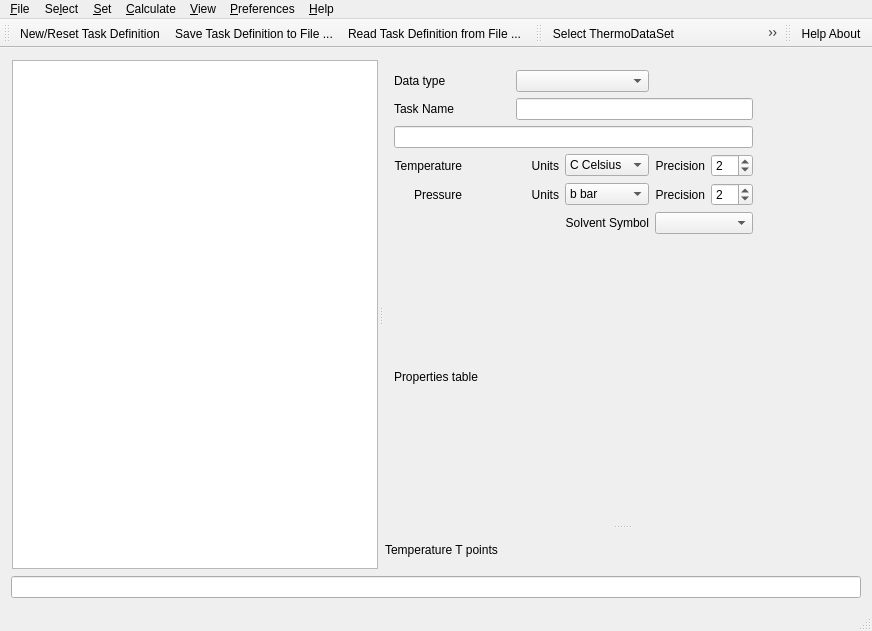
thermohub/thermofun, file ThermoFunGui/src/ThermoFunWidget.ui: the form before one commit.
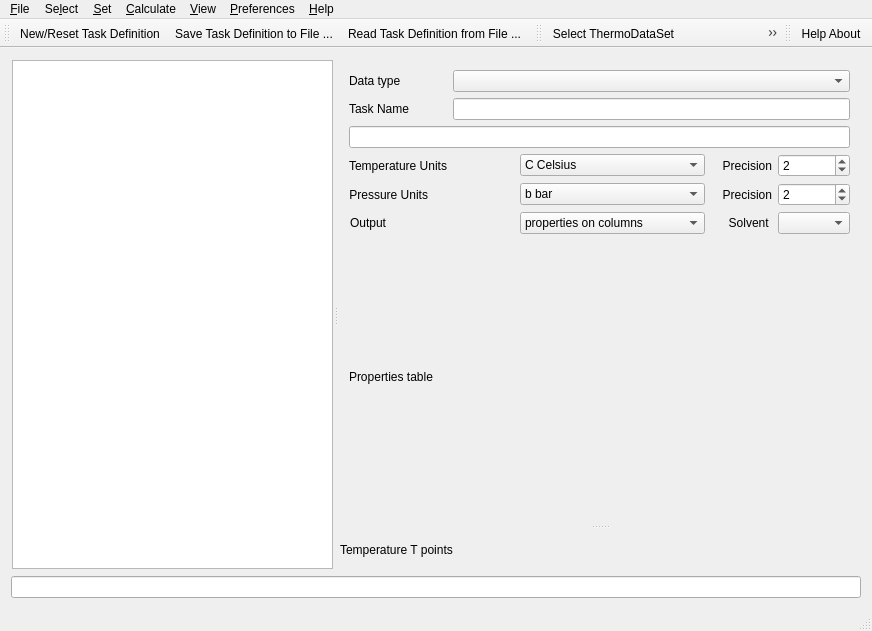
The form after the commit. Icons and pictures are not drawn.

The edit to the form file:
```diff
--- a/ThermoFunGui/src/ThermoFunWidget.ui
+++ b/ThermoFunGui/src/ThermoFunWidget.ui
@@ -99,17 +99,40 @@
           </property>
           <widget class="QWidget" name="inWidget" native="true">
            <layout class="QGridLayout" name="gridLayout">
-            <item row="3" column="2">
-             <widget class="QLabel" name="label_5">
-              <property name="text">
-               <string>Units</string>
-              </property>
-              <property name="alignment">
-               <set>Qt::AlignRight|Qt::AlignTrailing|Qt::AlignVCenter</set>
-              </property>
-             </widget>
-            </item>
             <item row="4" column="5">
+             <widget class="QLabel" name="label_12">
+              <property name="toolTip">
+               <string>Number of digits after decimal point</string>
+              </property>
+              <property name="statusTip">
+               <string>Precision of pressure values</string>
+              </property>
+              <property name="text">
+               <string>Precision</string>
+              </property>
+              <property name="alignment">
+               <set>Qt::AlignRight|Qt::AlignTrailing|Qt::AlignVCenter</set>
+              </property>
+             </widget>
+            </item>
+            <item row="1" column="0" alignment="Qt::AlignLeft">
+             <widget class="QLabel" name="label_8">
+              <property name="text">
+               <string>Task Name</string>
+              </property>
+              <property name="alignment">
+               <set>Qt::AlignRight|Qt::AlignTrailing|Qt::AlignVCenter</set>
+              </property>
+             </widget>
+            </item>
+            <item row="2" column="0" colspan="7">
+             <widget class="QLineEdit" name="pComment">
+              <property name="toolTip">
+               <string>Calculation task comment</string>
+              </property>
+             </widget>
+            </item>
+            <item row="4" column="6">
              <widget class="QSpinBox" name="pPrecision">
               <property name="toolTip">
                <string extracomment="Output precision / digits after decimal point (in Fixed Format)">Number of digits after decimal point for pressure</string>
@@ -122,66 +145,79 @@
               </property>
              </widget>
             </item>
-            <item row="0" column="0" colspan="2" alignment="Qt::AlignLeft">
+            <item row="3" column="0" alignment="Qt::AlignLeft">
+             <widget class="QLabel" name="label_3">
+              <property name="text">
+               <string>Temperature Units</string>
+              </property>
+              <property name="alignment">
+               <set>Qt::AlignRight|Qt::AlignTrailing|Qt::AlignVCenter</set>
+              </property>
+             </widget>
+            </item>
+            <item row="5" column="2" colspan="3">
+             <widget class="QComboBox" name="pOutput">
+              <property name="enabled">
+               <bool>true</bool>
+              </property>
+              <property name="toolTip">
+               <string>Symbol of the solvent used for calculating properties of disolved solute species</string>
+              </property>
+              <item>
+               <property name="text">
+                <string extracomment="comma separated value">properties on columns</string>
+               </property>
+              </item>
+              <item>
+               <property name="text">
+                <string>properties on rows</string>
+               </property>
+              </item>
+              <item>
+               <property name="text">
+                <string>property grid </string>
+               </property>
+              </item>
+             </widget>
+            </item>
+            <item row="0" column="0">
              <widget class="QLabel" name="label">
               <property name="text">
                <string>Data type</string>
               </property>
              </widget>
             </item>
-            <item row="1" column="2" colspan="4">
-             <widget class="QLineEdit" name="pName">
-              <property name="toolTip">
-               <string>Calculation task name</string>
-              </property>
-             </widget>
-            </item>
-            <item row="6" column="4" colspan="2">
-             <widget class="QComboBox" name="pSolventSymbol">
-              <property name="enabled">
-               <bool>true</bool>
-              </property>
-              <property name="toolTip">
-               <string>Symbol of the solvent used for calculating properties of disolved solute species</string>
-              </property>
-             </widget>
-            </item>
-            <item row="4" column="0">
-             <widget class="QLabel" name="label_7">
-              <property name="enabled">
-               <bool>true</bool>
-              </property>
+            <item row="6" column="0" colspan="7">
+             <widget class="QLabel" name="label_9">
               <property name="maximumSize">
                <size>
-                <width>120</width>
+                <width>16777215</width>
                 <height>16777215</height>
                </size>
               </property>
               <property name="text">
-               <string>Pressure</string>
+               <string>Properties table</string>
               </property>
-              <property name="alignment">
-               <set>Qt::AlignRight|Qt::AlignTrailing|Qt::AlignVCenter</set>
-              </property>
              </widget>
             </item>
-            <item row="3" column="4">
-             <widget class="QLabel" name="label_10">
-              <property name="toolTip">
-               <string>Number of digits after decimal point</string>
+            <item row="3" column="2" colspan="3">
+             <widget class="QComboBox" name="pTunit">
+              <property name="currentText">
+               <string>C Celsius</string>
               </property>
-              <property name="statusTip">
-               <string>Precision of temperature values</string>
-              </property>
-              <property name="text">
-               <string>Precision</string>
-              </property>
-              <property name="alignment">
-               <set>Qt::AlignRight|Qt::AlignTrailing|Qt::AlignVCenter</set>
-              </property>
+              <item>
+               <property name="text">
+                <string>C Celsius</string>
+               </property>
+              </item>
+              <item>
+               <property name="text">
+                <string>K Kelvin</string>
+               </property>
+              </item>
              </widget>
             </item>
-            <item row="4" column="3">
+            <item row="4" column="2" colspan="3">
              <widget class="QComboBox" name="pPunit">
               <item>
                <property name="text">
@@ -210,110 +246,79 @@
               </item>
              </widget>
             </item>
-            <item row="4" column="2">
-             <widget class="QLabel" name="label_6">
-              <property name="text">
-               <string>Units</string>
+            <item row="4" column="0" alignment="Qt::AlignLeft">
+             <widget class="QLabel" name="label_7">
+              <property name="enabled">
+               <bool>true</bool>
               </property>
-              <property name="alignment">
-               <set>Qt::AlignRight|Qt::AlignTrailing|Qt::AlignVCenter</set>
-              </property>
-             </widget>
-            </item>
-            <item row="3" column="3">
-             <widget class="QComboBox" name="pTunit">
-              <property name="currentText">
-               <string>C Celsius</string>
-              </property>
-              <item>
-               <property name="text">
-                <string>C Celsius</string>
-               </property>
-              </item>
-              <item>
-               <property name="text">
-                <string>K Kelvin</string>
-               </property>
-              </item>
-             </widget>
-            </item>
-            <item row="7" column="0" colspan="8">
-             <widget class="QLabel" name="label_9">
               <property name="maximumSize">
                <size>
-                <width>16777215</width>
+                <width>120</width>
                 <height>16777215</height>
                </size>
               </property>
               <property name="text">
-               <string>Properties table</string>
+               <string>Pressure Units</string>
               </property>
+              <property name="alignment">
+               <set>Qt::AlignRight|Qt::AlignTrailing|Qt::AlignVCenter</set>
+              </property>
              </widget>
             </item>
-            <item row="4" column="4">
-             <widget class="QLabel" name="label_12">
+            <item row="1" column="1" colspan="6">
+             <widget class="QLineEdit" name="pName">
               <property name="toolTip">
                <string>Number of digits after decimal point</string>
               </property>
-              <property name="statusTip">
-               <string>Precision of pressure values</string>
-              </property>
-              <property name="text">
-               <string>Precision</string>
-              </property>
-              <property name="alignment">
-               <set>Qt::AlignRight|Qt::AlignTrailing|Qt::AlignVCenter</set>
-              </property>
              </widget>
             </item>
-            <item row="1" column="0" colspan="2" alignment="Qt::AlignLeft">
-             <widget class="QLabel" name="label_8">
+            <item row="5" column="5">
+             <widget class="QLabel" name="label_13">
+              <property name="toolTip">
+               <string>Symbol of the solvent used for calculating properties of disolved solute species</string>
+              </property>
               <property name="text">
-               <string>Task Name</string>
+               <string>Solvent </string>
               </property>
               <property name="alignment">
                <set>Qt::AlignRight|Qt::AlignTrailing|Qt::AlignVCenter</set>
               </property>
              </widget>
             </item>
-            <item row="0" column="2" colspan="2">
+            <item row="0" column="1" colspan="6">
              <widget class="QComboBox" name="typeBox">
               <property name="toolTip">
                <string>Type of data to calculate properties for</string>
               </property>
              </widget>
             </item>
-            <item row="6" column="3">
-             <widget class="QLabel" name="label_13">
+            <item row="5" column="6">
+             <widget class="QComboBox" name="pSolventSymbol">
+              <property name="enabled">
+               <bool>true</bool>
+              </property>
               <property name="toolTip">
                <string>Symbol of the solvent used for calculating properties of disolved solute species</string>
-              </property>
-              <property name="text">
-               <string>Solvent Symbol</string>
-              </property>
-              <property name="alignment">
-               <set>Qt::AlignRight|Qt::AlignTrailing|Qt::AlignVCenter</set>
-              </property>
-             </widget>
-            </item>
-            <item row="2" column="0" colspan="6">
-             <widget class="QLineEdit" name="pComment">
-              <property name="toolTip">
-               <string>Calculation task comment</string>
-              </property>
-             </widget>
-            </item>
-            <item row="3" column="0">
-             <widget class="QLabel" name="label_3">
-              <property name="text">
-               <string>Temperature</string>
-              </property>
-              <property name="alignment">
-               <set>Qt::AlignRight|Qt::AlignTrailing|Qt::AlignVCenter</set>
               </property>
              </widget>
             </item>
             <item row="3" column="5">
+             <widget class="QLabel" name="label_10">
+              <property name="toolTip">
+               <string>Number of digits after decimal point</string>
+              </property>
+              <property name="statusTip">
+               <string>Precision of temperature values</string>
+              </property>
+              <property name="text">
+               <string>Precision</string>
+              </property>
+              <property name="alignment">
+               <set>Qt::AlignRight|Qt::AlignTrailing|Qt::AlignVCenter</set>
+              </property>
+             </widget>
+            </item>
+            <item row="3" column="6">
              <widget class="QSpinBox" name="tPrecision">
               <property name="toolTip">
                <string extracomment="Output precision / digits after decimal point (in Fixed Format)">Number of digits after decimal point for temperature</string>
@@ -326,6 +331,19 @@
               </property>
              </widget>
             </item>
+            <item row="5" column="0" alignment="Qt::AlignLeft">
+             <widget class="QLabel" name="label_14">
+              <property name="toolTip">
+               <string>Symbol of the solvent used for calculating properties of disolved solute species</string>
+              </property>
+              <property name="text">
+               <string>Output</string>
+              </property>
+              <property name="alignment">
+               <set>Qt::AlignRight|Qt::AlignTrailing|Qt::AlignVCenter</set>
+              </property>
+             </widget>
+            </item>
            </layout>
           </widget>
           <widget class="QWidget" name="outWidget" native="true">
```
Left out of the diff: 29 changed lines with no effect on the pictures.
